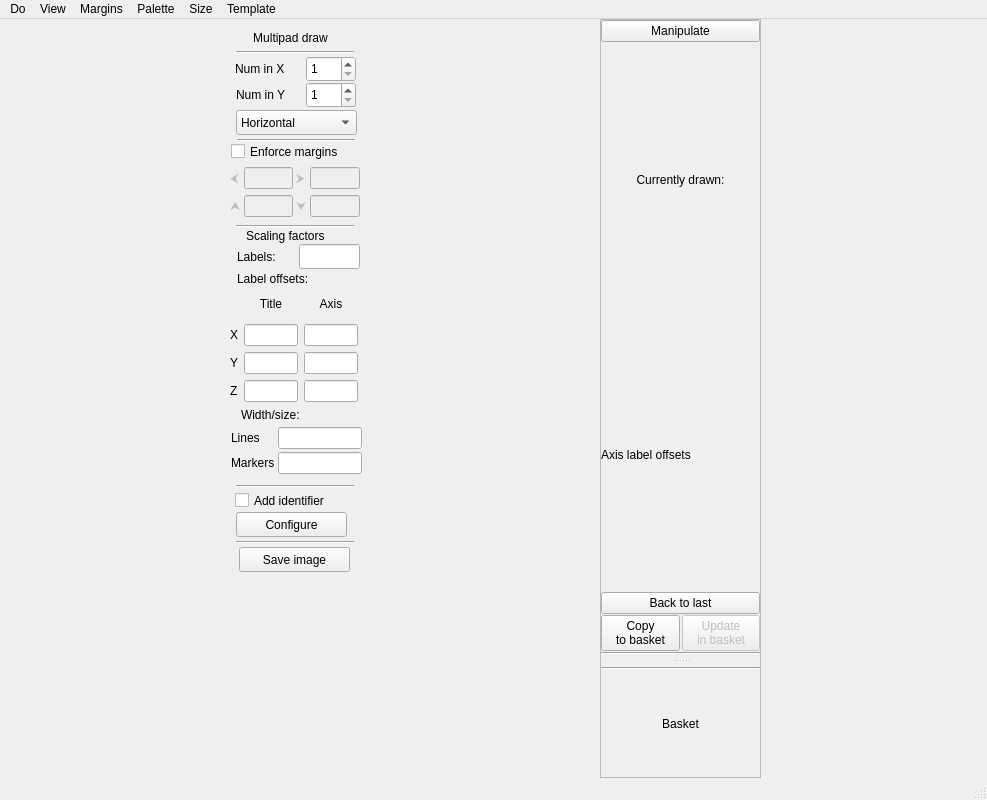
Above: ants3bundle/src/ants3/gui/graph/agraphwindow.ui from andrmor/ANTS3bundle before the change. Below: the same form after it.
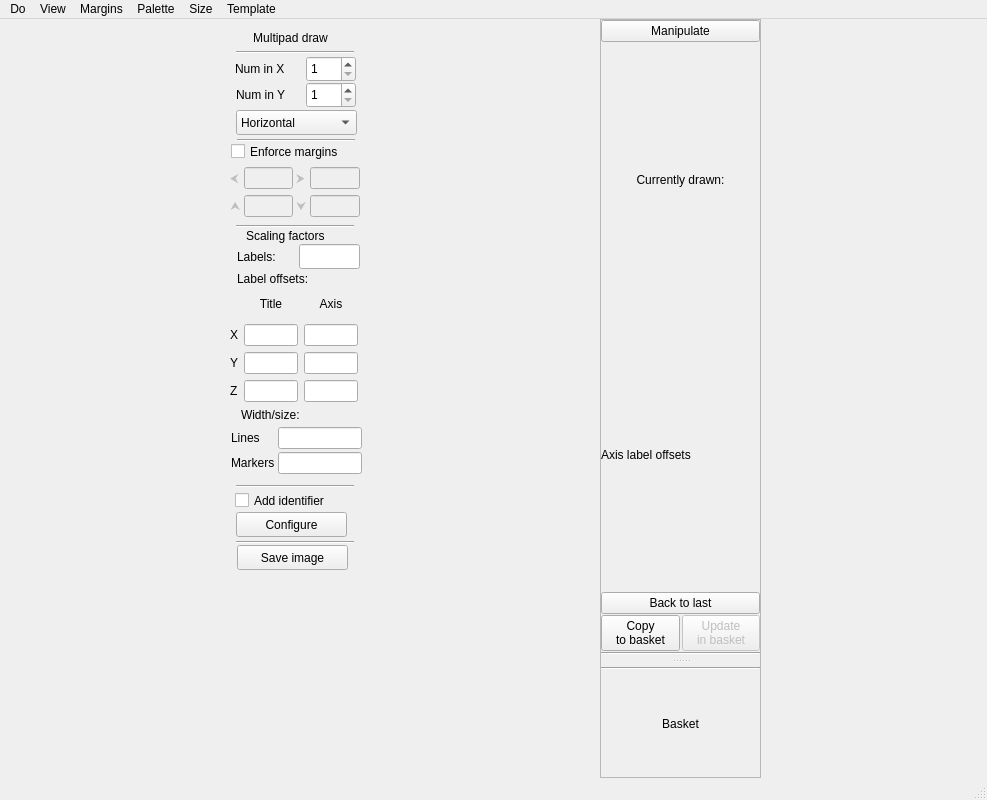
That is the form after the change.

Diff of the .ui file:
```diff
--- a/ants3bundle/src/ants3/gui/graph/agraphwindow.ui
+++ b/ants3bundle/src/ants3/gui/graph/agraphwindow.ui
@@ -1183,7 +1183,7 @@
           <string>Configure</string>
          </property>
         </widget>
-        <widget class="QWidget" name="">
+        <widget class="QWidget" name="layoutWidget">
          <property name="geometry">
           <rect>
            <x>4</x>
@@ -1254,7 +1254,7 @@
           </item>
          </layout>
         </widget>
-        <widget class="QWidget" name="">
+        <widget class="QWidget" name="layoutWidget">
          <property name="geometry">
           <rect>
            <x>5</x>
@@ -1292,6 +1292,24 @@
           </item>
          </layout>
         </widget>
+        <widget class="QPushButton" name="pushButton">
+         <property name="geometry">
+          <rect>
+           <x>11</x>
+           <y>525</y>
+           <width>111</width>
+           <height>25</height>
+          </rect>
+         </property>
+         <property name="font">
+          <font>
+           <fontweight>Medium</fontweight>
+          </font>
+         </property>
+         <property name="text">
+          <string>Save image</string>
+         </property>
+        </widget>
        </widget>
        <widget class="QWidget" name="page_2">
         <widget class="QFrame" name="fToolBox">
@@ -2277,24 +2295,6 @@
         </widget>
        </widget>
       </widget>
-      <widget class="QPushButton" name="pushButton">
-       <property name="geometry">
-        <rect>
-         <x>15</x>
-         <y>528</y>
-         <width>111</width>
-         <height>25</height>
-        </rect>
-       </property>
-       <property name="font">
-        <font>
-         <fontweight>Medium</fontweight>
-        </font>
-       </property>
-       <property name="text">
-        <string>Save image</string>
-       </property>
-      </widget>
      </widget>
     </item>
     <item>
```
